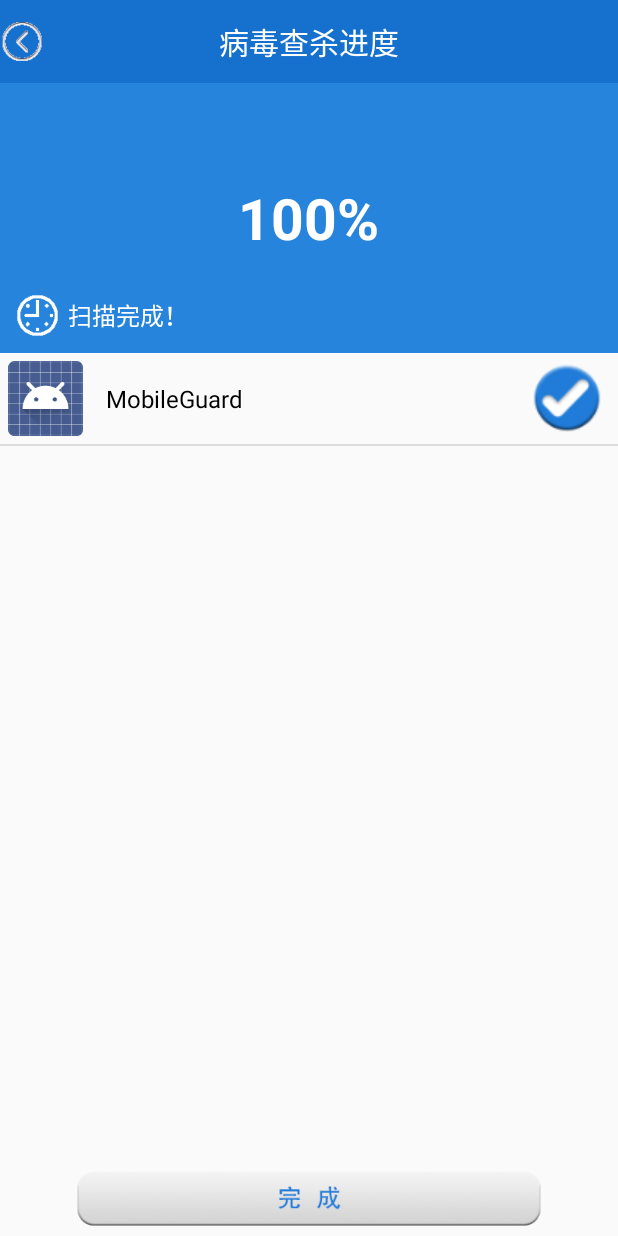
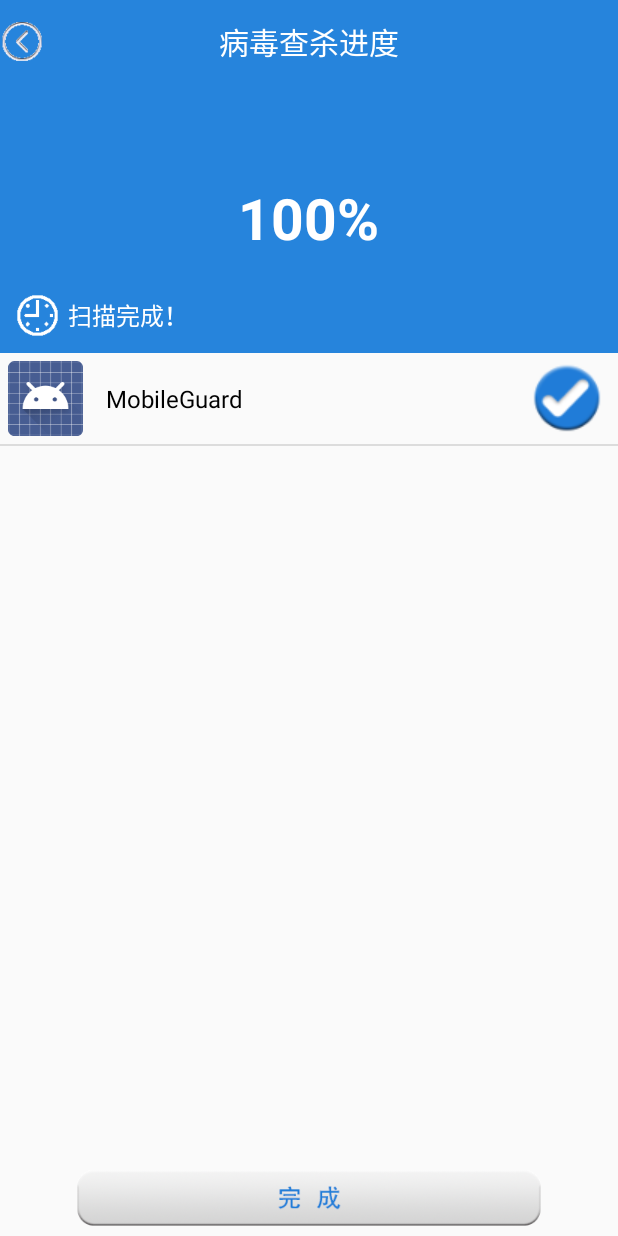
Before and after one commit to chendongtai/MobileGuard, an Android app: the VirusScanSpeedActivity screen opened directly, with no data from a screen before it, on a phone screen of 412 x 824 dp. Run offline under Robolectric (Android 15) with nearby library versions, the phone set to English and light mode, and no system bars.

Commit message:
第5章病毒库，success

```diff
--- a/app/src/main/java/cn/edu/gdmec/android/mobileguard/SplashActivity.java
+++ b/app/src/main/java/cn/edu/gdmec/android/mobileguard/SplashActivity.java
@@ -21,7 +21,7 @@ public class SplashActivity extends AppCompatActivity {
         mTvVersion = (TextView) findViewById(R.id.tv_splash_version);
         //把tv_splash_version取出来之后，实例化
         mTvVersion.setText("版本号："+mVersion);
-       // final VersionUpdateUtils versionUpdateUtils = new VersionUpdateUtils(mVersion,SplashActivity.this);
+        final VersionUpdateUtils versionUpdateUtils = new VersionUpdateUtils(mVersion,SplashActivity.this);
 //        new Thread(){
 //         //用户ui主线程不允许网络访问，造成app挂起，造成app卡死。例如不能打电话之类的
 //            @Override
@@ -31,8 +31,7 @@ public class SplashActivity extends AppCompatActivity {
 //                //versionUpdateUtils类，处在线程的位置
 //            }
 //        }.start();
-        Intent intent = new Intent(this, HomeActivity.class);
-        startActivity(intent);
+        startActivity(new Intent(this, HomeActivity.class));
         finish();
        /* protected void onCreate(Bundle savedInstanceState) {
         super.onCreate(savedInstanceState);
--- a/app/src/main/java/cn/edu/gdmec/android/mobileguard/m1home/entity/VersionEntity.java
+++ b/app/src/main/java/cn/edu/gdmec/android/mobileguard/m1home/entity/VersionEntity.java
@@ -1,12 +1,9 @@
 package cn.edu.gdmec.android.mobileguard.m1home.entity;
 
-/**
- * Created by Administrator on 2017/9/25.
- */
 //记录版本信息类
 public class VersionEntity {
    /* 服务器版本号*/
-    public String versioncode;
+    public String versionCode;
  /*   版本描述*/
     public String description;
    /* apk下载地址*/
--- a/app/src/main/java/cn/edu/gdmec/android/mobileguard/m5virusscan/VirusScanSpeedActivity.java
+++ b/app/src/main/java/cn/edu/gdmec/android/mobileguard/m5virusscan/VirusScanSpeedActivity.java
@@ -28,9 +28,9 @@ import cn.edu.gdmec.android.mobileguard.m5virusscan.dao.AntiVirusDao;
 import cn.edu.gdmec.android.mobileguard.m5virusscan.entity.ScanAppInfo;
 
 public class VirusScanSpeedActivity extends AppCompatActivity implements View.OnClickListener{
-    protected static final int  SCAN_BEGIN = 100;
-    protected static final int  SCANNING = 101;
-    protected static final int  SCAN_FINISH = 102;
+    protected static final int SCAN_BENGIN =100;
+    protected static final int SCANNING =101;
+    protected static final int SCAN_FINISH =102;
     private int total;
     private int process;
     private TextView mProcessTV;
@@ -38,7 +38,7 @@ public class VirusScanSpeedActivity extends AppCompatActivity implements View.On
     private boolean flag;
     private boolean isStop;
     private TextView mScanAppTV;
-    private Button mCancleBtn;
+    private Button mCanclBtn;
     private ImageView mScanningIcon;
     private RotateAnimation rani;
     private ListView mScanListView;
@@ -46,36 +46,40 @@ public class VirusScanSpeedActivity extends AppCompatActivity implements View.On
     private List<ScanAppInfo> mScanAppInfos = new ArrayList<ScanAppInfo>();
     private SharedPreferences mSP;
     private Handler mHandler = new Handler(){
-        public void handleMessage(android.os.Message msg){
+        @Override
+        public void handleMessage(android.os.Message msg) {
             switch (msg.what){
-                case SCAN_BEGIN:
+
+                case SCAN_BENGIN:
                     mScanAppTV.setText("初始化杀毒引擎中...");
                     break;
+
                 case SCANNING:
                     ScanAppInfo info = (ScanAppInfo) msg.obj;
-                    mScanAppTV.setText("正在扫描："+ info.appName);
+                    mScanAppTV.setText("正在扫描："+info.appName);
                     int speed = msg.arg1;
-                    mProcessTV.setText((speed * 100 / total) + "%");
+                    mProcessTV.setText((speed*100/total)+"%");
                     mScanAppInfos.add(info);
                     adapter.notifyDataSetChanged();
                     mScanListView.setSelection(mScanAppInfos.size());
                     break;
+
                 case SCAN_FINISH:
                     mScanAppTV.setText("扫描完成！");
                     mScanningIcon.clearAnimation();
-                    mCancleBtn.setBackgroundResource(R.drawable.scan_complete);
+                    mCanclBtn.setBackgroundResource(R.drawable.scan_complete);
                     saveScanTime();
                     break;
             }
         }
-            private void saveScanTime(){
+        private void saveScanTime() {
             SharedPreferences.Editor edit = mSP.edit();
             SimpleDateFormat sdf = new SimpleDateFormat("yyyy-MM-dd HH:mm:ss", Locale.getDefault());
             String currentTime = sdf.format(new Date());
-                currentTime = "上次查杀："+ currentTime;
+            currentTime = "上次查杀: "+currentTime;
             edit.putString("lastVirusScan",currentTime);
             edit.commit();
-            }
+        };
     };
     @Override
     protected void onCreate(Bundle savedInstanceState) {
@@ -86,42 +90,44 @@ public class VirusScanSpeedActivity extends AppCompatActivity implements View.On
         initView();
         scanVirus();
     }
+
     /**
      * 扫描病毒 使用线程做耗时任务
-     */
-    private void scanVirus(){
+     * */
+    private void scanVirus() {
         flag = true;
         isStop = false;
         process = 0;
         mScanAppInfos.clear();
         new Thread(){
-            public void run(){
+            @Override
+            public void run() {
                 Message msg = Message.obtain();
-                msg.what = SCAN_BEGIN;
+                msg.what = SCAN_BENGIN;
                 mHandler.sendMessage(msg);
                 List<PackageInfo> installedPackages = pm.getInstalledPackages(0);
                 total = installedPackages.size();
-                for (PackageInfo info : installedPackages){
+                for (PackageInfo info:installedPackages) {
                     if (!flag){
                         isStop = true;
                         return;
                     }
                     String apkpath = info.applicationInfo.sourceDir;
-                    //检查获取这个文件的 md5特征码
+                    //检查获取这个文件的md5特征码
                     String md5info = MD5Utils.getFileMd5(apkpath);
                     System.out.println(apkpath);
                     System.out.println(md5info);
-                    AntiVirusDao antiVirusDao = new AntiVirusDao(VirusScanSpeedActivity.this.getApplicationContext());
-                    String result = antiVirusDao.checkVirus(md5info);
+                    AntiVirusDao antViruDao = new AntiVirusDao(VirusScanSpeedActivity.this.getApplicationContext());
+                    String result = antViruDao.checkVirus(md5info);
                     msg = Message.obtain();
                     msg.what = SCANNING;
                     ScanAppInfo scanInfo = new ScanAppInfo();
                     if (result == null){
                         scanInfo.description = "扫描安全";
                         scanInfo.isVirus = false;
-                    }else{
+                    }else {
                         scanInfo.description = result;
-                        scanInfo.isVirus = true;
+                        scanInfo.isVirus=true;
                     }
                     process++;
                     scanInfo.packagename = info.packageName;
@@ -142,56 +148,64 @@ public class VirusScanSpeedActivity extends AppCompatActivity implements View.On
             };
         }.start();
     }
-    private void initView(){
-        findViewById(R.id.rl_titlebar).setBackgroundColor(getResources().getColor(R.color.light_blue));
-        ImageView mLeftImgv = (ImageView) findViewById(R.id.imgv_leftbtn);
+
+    private void initView() {
+        findViewById(R.id.rl_titlebar).setBackgroundColor(getResources().getColor(R.color.blue));
+        ImageView mLeftImagv = (ImageView) findViewById(R.id.imgv_leftbtn);
         ((TextView)findViewById(R.id.tv_title)).setText("病毒查杀进度");
-        mLeftImgv.setOnClickListener(this);
-        mLeftImgv.setImageResource(R.drawable.back);
+        mLeftImagv.setOnClickListener(this);
+        mLeftImagv.setImageResource(R.drawable.back);
         mProcessTV = (TextView) findViewById(R.id.tv_scanprocess);
         mScanAppTV = (TextView) findViewById(R.id.tv_scanapp);
-        mCancleBtn = (Button) findViewById(R.id.btn_canclescan);
-        mCancleBtn.setOnClickListener(this);
+        mCanclBtn = (Button) findViewById(R.id.btn_canclescan);
+        mCanclBtn.setOnClickListener(this);
         mScanListView = (ListView) findViewById(R.id.lv_scanapps);
         adapter = new ScanVirusAdapter(mScanAppInfos,this);
         mScanListView.setAdapter(adapter);
         mScanningIcon = (ImageView) findViewById(R.id.imgv_scanningicon);
         startAnim();
     }
-    private void startAnim(){
+
+
+
+    private void startAnim() {
         if (rani == null){
-            rani = new RotateAnimation(0, 360, Animation.RELATIVE_TO_SELF,0.5f, Animation.RELATIVE_TO_SELF, 0.5f);
+            rani = new RotateAnimation(0,360, Animation.RELATIVE_TO_SELF,0.5f,Animation.RELATIVE_TO_SELF,0.5f);
         }
         rani.setRepeatCount(Animation.INFINITE);
         rani.setDuration(2000);
         mScanningIcon.startAnimation(rani);
     }
+
     @Override
-    public void onClick(View view){
-        switch(view.getId()){
+    public void onClick(View view) {
+        switch (view.getId()){
             case R.id.imgv_leftbtn:
                 finish();
                 break;
             case R.id.btn_canclescan:
-                if (process == total & process > 0){
+                if (process == total & process >0){
                     //扫描已完成
                     finish();
-                }else if (process > 0 & process < total & isStop == false){
+                    break;
+
+                }else if (process > 0 & process <total & isStop == false){
                     mScanningIcon.clearAnimation();
                     //取消扫描
                     flag = false;
                     //更换背景图片
-                    mCancleBtn.setBackgroundResource(R.drawable.restart_scan_btn);
+                    mCanclBtn.setBackgroundResource(R.drawable.restart_scan_btn);
                 }else if (isStop){
                     startAnim();
                     //重新扫描
                     scanVirus();
                     //更换背景图片
-                    mCancleBtn.setBackgroundResource(R.drawable.cancle_scan_btn_selector);
+                    mCanclBtn.setBackgroundResource(R.drawable.cancle_scan_btn_selector);
                 }
                 break;
         }
     }
+
     @Override
     protected void onDestroy() {
         flag = false;
--- a/app/src/main/java/cn/edu/gdmec/android/mobileguard/m5virusscan/dao/AntiVirusDao.java
+++ b/app/src/main/java/cn/edu/gdmec/android/mobileguard/m5virusscan/dao/AntiVirusDao.java
@@ -4,24 +4,28 @@ import android.content.Context;
 import android.database.Cursor;
 import android.database.sqlite.SQLiteDatabase;
 
+
 public class AntiVirusDao {
     /**
-     *检查某个md5是否是病毒
-     * @param MD5
+     * 检查某个md5是否是病毒
+     * @param md5
      * @return null 代表扫描安全
      */
     private static Context context;
     private static String dbname;
-    public AntiVirusDao(Context context){
-        this.context=context;
-        dbname="/data/data/"+context.getPackageName()+"/files/antivirus.db";
+    public AntiVirusDao (Context context){
+        this.context = context;
+        dbname = "/data/data/"+context.getPackageName()+"/files/antivirus.db";
     }
-    //调用apk文件的md5值匹配病毒数据库
+    //使用apk文件的md5值匹配病毒数据库
     public String checkVirus(String md5){
         String desc = null;
-        //打开病毒库
-        SQLiteDatabase db = SQLiteDatabase.openDatabase(dbname, null, SQLiteDatabase.OPEN_READONLY);
-        Cursor cursor = db.rawQuery("select desc from datable where md5=?", new String[]{md5});
+        //打开病毒数据库
+        SQLiteDatabase db = SQLiteDatabase.openDatabase(
+                dbname,null,
+                SQLiteDatabase.OPEN_READONLY);
+        Cursor cursor = db.rawQuery("select desc from datable where md5=?",
+                new String[]{ md5 });
         if (cursor.moveToNext()){
             desc = cursor.getString(0);
         }
@@ -29,14 +33,16 @@ public class AntiVirusDao {
         db.close();
         return desc;
     }
-//获取病毒数据版本
+    //获取病毒数据版本
     public String getVirusDbVersion(){
         String dbVersion = null;
         // 打开病毒数据库
-        SQLiteDatabase db = SQLiteDatabase.openDatabase(dbname, null, SQLiteDatabase.OPEN_READONLY);
-        Cursor cursor = db.rawQuery("select major||'.'||minor||'.'||build from version",null);
+        SQLiteDatabase db = SQLiteDatabase.openDatabase(
+                dbname, null,
+                SQLiteDatabase.OPEN_READONLY);
+        Cursor cursor = db.rawQuery("select major,minor,build from version", new String[]{});
         if (cursor.moveToNext()) {
-            dbVersion = cursor.getString(0);
+            dbVersion = cursor.getString(0)+"."+cursor.getInt(1)+"."+cursor.getInt(2);
         }
         cursor.close();
         db.close();
```
Also changed, not shown: app/src/main/java/cn/edu/gdmec/android/mobileguard/m1home/utils/DownloadUtils.java (+39 -18 lines), app/src/main/java/cn/edu/gdmec/android/mobileguard/m1home/utils/VersionUpdateUtils.java (+93 -121 lines), app/src/main/java/cn/edu/gdmec/android/mobileguard/m5virusscan/VirusScanActivity.java (+24 -28 lines), app/src/main/java/cn/edu/gdmec/android/mobileguard/m5virusscan/adapter/ScanVirusAdapter.java (+6 -3 lines), 1 other file. Lines whose indentation alone changed are shown as unchanged.
